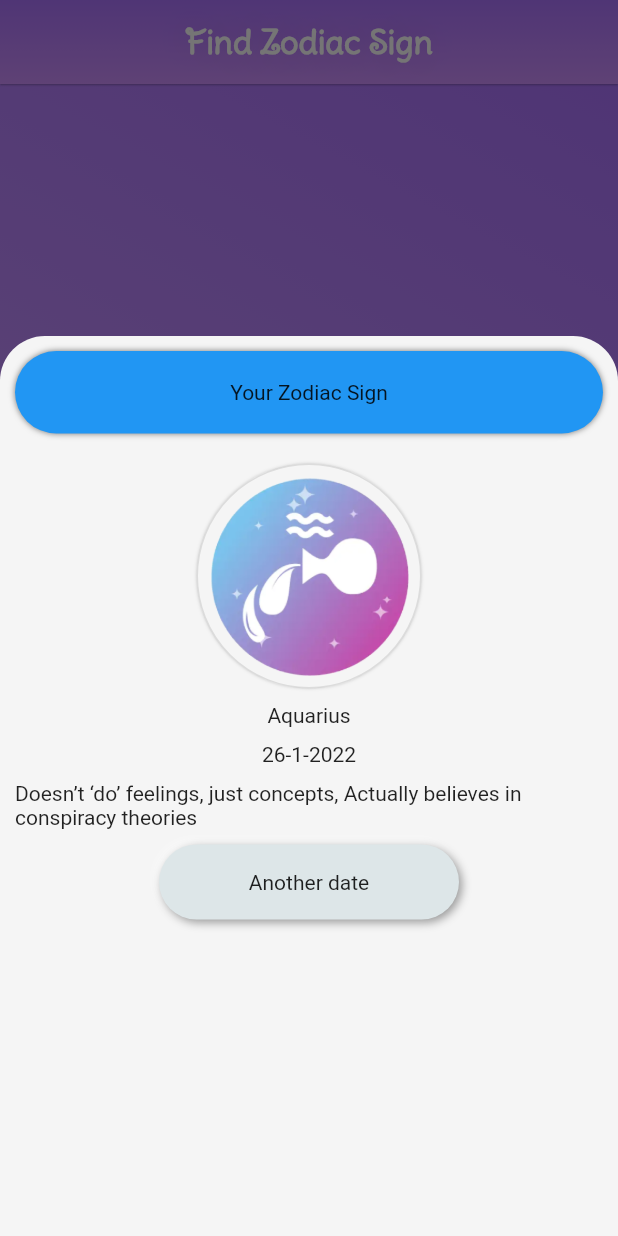
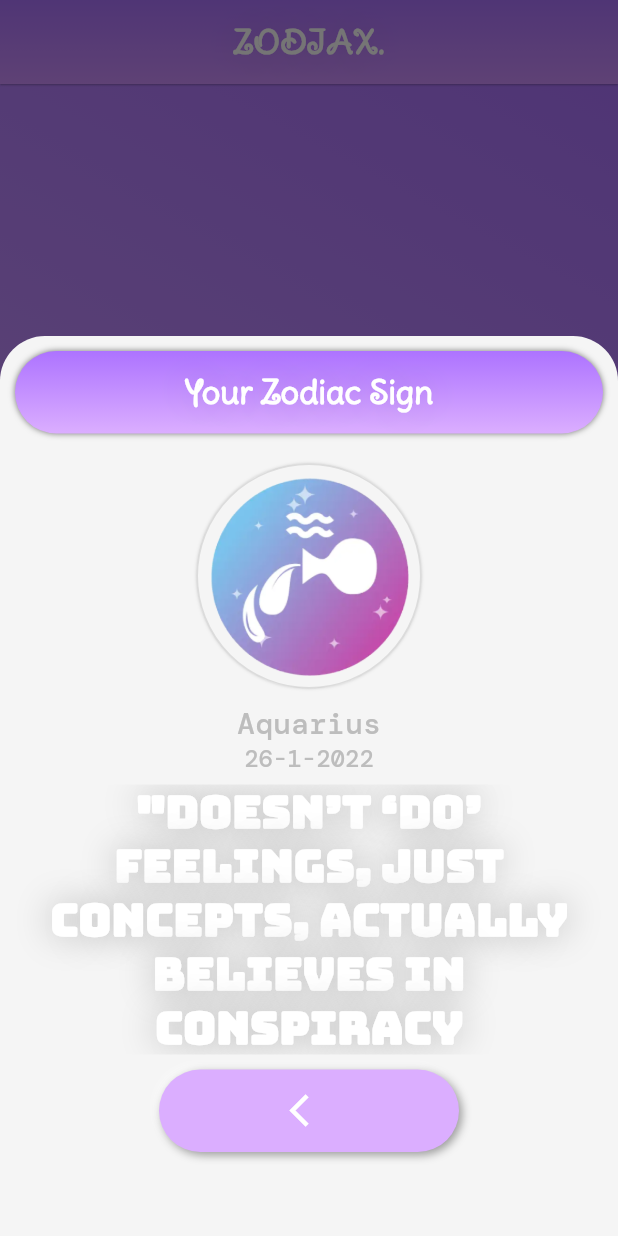
Before and after one commit to Suramack/Project_Zodiax, a Flutter app: the screen it shows after launch, after a tap on "GO", on a phone screen of 412 x 824 dp. Run offline on Flutter 3.47's test engine with Material 2 defaults, Android fonts, the phone set to English and light mode, and no system bars; drawn by our look-alikes of flutter_neumorphic.

Commit message:
Project completed

```diff
--- /dev/null
+++ b/lib/Components/style.dart
@@ -0,0 +1,12 @@
+import 'package:flutter/material.dart';
+
+TextStyle cupertinoTextStyle() => TextStyle(
+        color: Colors.grey.shade100,
+        fontSize: 22,
+        fontFamily: 'DMMono',
+        shadows: const [
+          Shadow(
+            blurRadius: 3,
+            color: Colors.black12,
+          )
+        ]);
--- a/lib/Screens/Home/home_screen.dart
+++ b/lib/Screens/Home/home_screen.dart
@@ -22,7 +22,7 @@ class _HomeScreenState extends State<HomeScreen> {
       backgroundColor: Colors.transparent,
       appBar: AppBar(
         title: Text(
-          'Find Zodiac Sign',
+          'ZODIAX.',
           style: homeappBarTitleStyle(),
         ),
         elevation: 0.5,
@@ -68,10 +68,12 @@ class _HomeScreenState extends State<HomeScreen> {
               width: screenSize.width * 0.8,
               height: 200,
               decoration: BoxDecoration(
-                gradient: LinearGradient(
+                gradient: const LinearGradient(
                   colors: [
                     Color(0xffad73ff),
                     Color(0xffdbaeff),
+                    Color(0xffdbaeff),
+                    Color(0xffad73ff),
                   ],
                   begin: Alignment.topCenter,
                   end: Alignment.bottomCenter,
@@ -94,7 +96,7 @@ class _HomeScreenState extends State<HomeScreen> {
                 },
               ),
             ),
-            const SizedBox(height: 200),
+            SizedBox(height: screenSize.height * 0.15),
             SizedBox(
               width: screenSize.width * 0.7,
               child: NeumorphicButton(
--- a/lib/Screens/Home/zodiac_sign.dart
+++ b/lib/Screens/Home/zodiac_sign.dart
@@ -3,6 +3,7 @@ import 'package:flutter/material.dart';
 import 'package:flutter_neumorphic/flutter_neumorphic.dart';
 
 import 'package:intl/intl.dart';
+import 'package:zodiax/Screens/Home/Components/style.dart';
 
 List<String> zodiacSignList = [
   'Aries',
@@ -18,7 +19,7 @@ List<String> zodiacSignList = [
   'Aquarius',
   'Pisces',
 ];
-List<String> ZodiacSentance = [
+List<String> zodiacSentance = [
   'Gets angry, then forgets why they were angry, Thinks everything is a game they can win',
   'All or nothing, no in between, Wears the same outfit every day',
   'Uses humor as a crutch, Could talk to a brick wall, Arguments as flirting',
@@ -61,8 +62,6 @@ List<String> zodiacImageList = [
   'aquarius.png',
   'pisces.png'
 ];
-
-void betweenDateindex(DateTime dob) {}
 
 zodiacBottomSheet(BuildContext context, DateTime selectedDate) {
   int month = selectedDate.month;
@@ -112,7 +111,14 @@ zodiacBottomSheet(BuildContext context, DateTime selectedDate) {
                         width: screenSize.width,
                         height: 55,
                         decoration: BoxDecoration(
-                          color: Colors.blue,
+                          gradient: const LinearGradient(
+                            colors: [
+                              Color(0xffad73ff),
+                              Color(0xffdbaeff),
+                            ],
+                            begin: Alignment.topCenter,
+                            end: Alignment.bottomCenter,
+                          ),
                           boxShadow: [
                             BoxShadow(
                               blurRadius: 3,
@@ -122,7 +128,11 @@ zodiacBottomSheet(BuildContext context, DateTime selectedDate) {
                           borderRadius:
                               const BorderRadius.all(Radius.circular(30)),
                         ),
-                        child: Center(child: Text('Your Zodiac Sign')),
+                        child: Center(
+                            child: Text(
+                          'Your Zodiac Sign',
+                          style: bottomsheetBarTitleStyle(),
+                        )),
                       ),
                       const SizedBox(height: 20),
                       Container(
@@ -143,24 +153,35 @@ zodiacBottomSheet(BuildContext context, DateTime selectedDate) {
                                   color: Colors.grey.withOpacity(0.5)),
                             ]),
                         child: Center(
-                          child: Image.asset(
-                            'images/' + zodiacImageList[index!],
-                          ),
-                        ),
+                            child: Image.asset(
+                                      'images/' + zodiacImageList[index!],
+                                    ) !=
+                                    null
+                                ? Image.asset(
+                                    'images/' + zodiacImageList[index])
+                                : const LinearProgressIndicator()),
                       ),
                       const SizedBox(height: 10),
-                      Text(zodiacSignList[index]),
-                      const SizedBox(height: 10),
-                      Text(formatedDOB),
+                      Text(
+                        zodiacSignList[index],
+                        style: zodiacSignTextStyle(),
+                      ),
                       const SizedBox(height: 10),
                       Text(
-                        ZodiacSentance[index],
-                        maxLines: 3,
+                        formatedDOB,
+                        style: dobTextStyle(),
+                      ),
+                      const SizedBox(height: 10),
+                      Text(
+                        '"' + zodiacSentance[index] + '"',
+                        maxLines: 5,
+                        style: zodiacSentanceTitleStyle(),
+                        textAlign: TextAlign.center,
                       ),
                       const SizedBox(height: 10),
                       Container(
                         width: 200,
-                        height: 50,
+                        height: 55,
                         decoration: BoxDecoration(
                             borderRadius: BorderRadius.circular(100)),
                         child: NeumorphicButton(
@@ -170,13 +191,16 @@ zodiacBottomSheet(BuildContext context, DateTime selectedDate) {
                             Navigator.pop(context);
                           },
                           style: NeumorphicStyle(
+                            color: const Color(0xffdbaeff),
                             boxShape: NeumorphicBoxShape.roundRect(
                               BorderRadius.circular(100),
                             ),
                           ),
-                          child: Center(
-                            child: Text(
-                              'Another date',
+                          child: const Center(
+                            child: Icon(
+                              Icons.arrow_back_ios,
+                              color: Colors.white,
+                              size: 26,
                             ),
                           ),
                         ),
--- a/lib/main.dart
+++ b/lib/main.dart
@@ -1,4 +1,6 @@
+import 'package:flutter/cupertino.dart';
 import 'package:flutter/material.dart';
+import 'package:zodiax/Components/style.dart';
 import 'package:zodiax/Screens/Home/home_screen.dart';
 
 void main() {
@@ -8,24 +10,20 @@ void main() {
 class MyApp extends StatelessWidget {
   const MyApp({Key? key}) : super(key: key);
 
-  // This widget is the root of your application.
   @override
   Widget build(BuildContext context) {
     return MaterialApp(
       title: 'Flutter Demo',
       theme: ThemeData(
-        // This is the theme of your application.
-        //
-        // Try running your application with "flutter run". You'll see the
-        // application has a blue toolbar. Then, without quitting the app, try
-        // changing the primarySwatch below to Colors.green and then invoke
-        // "hot reload" (press "r" in the console where you ran "flutter run",
-        // or simply save your changes to "hot reload" in a Flutter IDE).
-        // Notice that the counter didn't reset back to zero; the application
-        // is not restarted.
+        cupertinoOverrideTheme: NoDefaultCupertinoThemeData(
+          brightness: Brightness.dark,
+          textTheme: CupertinoTextThemeData(
+            dateTimePickerTextStyle: cupertinoTextStyle(),
+          ),
+        ),
         primarySwatch: Colors.blue,
       ),
-      home: HomeScreen(),
+      home: const HomeScreen(),
     );
   }
 }
--- a/pubspec.yaml
+++ b/pubspec.yaml
@@ -90,6 +90,9 @@ flutter:
     - family: Bungee
       fonts:
         - asset: assets/fonts/Bungee/Bungee-Regular.ttf
+    - family: DMMono
+      fonts:
+        - asset: assets/fonts/DMMono/DMMono-Medium.ttf
   #       - asset: fonts/TrajanPro_Bold.ttf
   #         weight: 700
   #
```
Also changed, not shown: lib/Screens/Home/Components/style.dart (+57 -5 lines), assets/fonts/DMMono/DMMono-Italic.ttf (added), assets/fonts/DMMono/DMMono-Light.ttf (added), assets/fonts/DMMono/DMMono-LightItalic.ttf (added), assets/fonts/DMMono/DMMono-Medium.ttf (added), assets/fonts/DMMono/DMMono-MediumItalic.ttf (added), assets/fonts/DMMono/DMMono-Regular.ttf (added).
